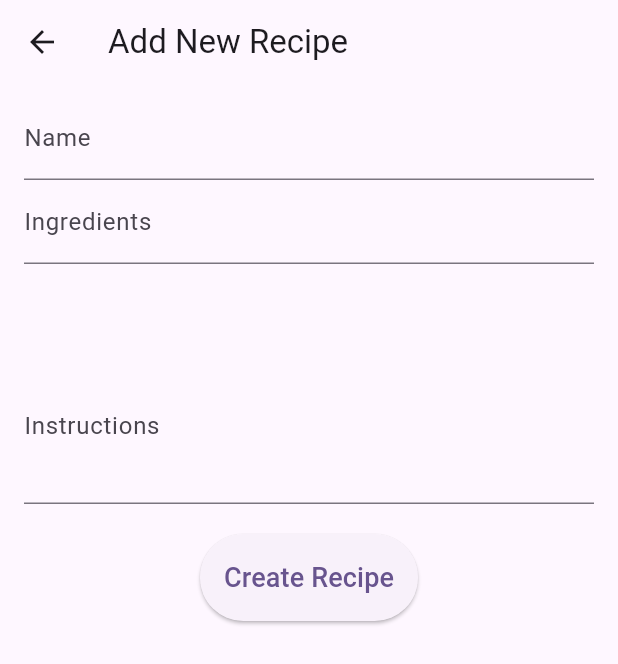
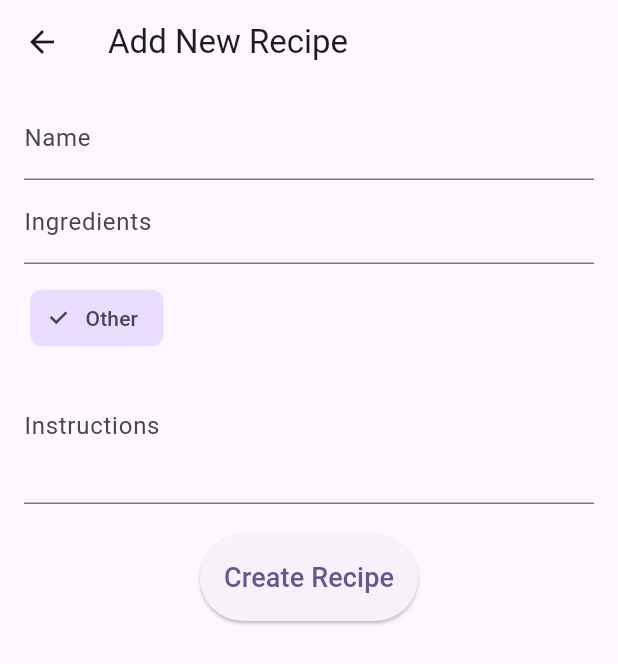
Before and after one commit to dmitrymov/receiptsapp, a Flutter app: the screen it shows after launch, after a tap on the "add" icon, on a phone screen of 412 x 824 dp. Shown: the top 664 px of the screen. Run offline on Flutter 3.47's test engine with Material 3 defaults, Android fonts, the phone set to English and light mode, and no system bars; our stand-ins replace sqflite; missing offline and left inert: dart:ffi; accounts and stored records are empty.

Commit message:
Add samples for debug

```diff
--- a/lib/main.dart
+++ b/lib/main.dart
@@ -1,3 +1,5 @@
+import 'dart:ffi';
+
 import 'package:intl/intl.dart';
 import 'package:flutter/material.dart';
 import 'package:uuid/uuid.dart';
@@ -428,11 +430,21 @@ class _MyHomePageState extends State<MyHomePage> {
                 AddEditRecipePage(recipe: recipe, categories: _categories),
       ),
     );
+    final db = await dbHelper.database;
+    if (result is Recipe) {
+      await db.insert('recipes', result.toMap());
+    }
     if (result is Recipe) {
       setState(() {
         if (recipe == null) {
           _recipes.add(result);
         } else {
+          db.update(
+            'recipes',
+            result.toMap(),
+            where: 'id = ?',
+            whereArgs: [result.id],
+          );
           final index = _recipes.indexOf(recipe);
           _recipes[index] = result;
         }
@@ -456,13 +468,49 @@ class _MyHomePageState extends State<MyHomePage> {
     super.initState();
     dbHelper = DatabaseHelper();
     _loadCategories();
+    _loadRecipes();
   }
 
   Future<void> _loadCategories() async {
     final categories = await dbHelper.getCategories();
     setState(() {
-      _categories.clear();
-      _categories.addAll(categories.map((map) => Category.fromMap(map)));
+      _categories.addAll(categories.map((e) => Category.fromMap(e)).toList());
+      if (_categories.isEmpty) {
+        _categories.add(Category(id: 'salad', name: 'Salad'));
+
+        _categories.add(Category(id: 'soup', name: 'Soup'));
+        _categories.add(Category(id: 'dessert', name: 'Dessert'));
+        _categories.add(Category(id: 'other', name: 'Other'));
+        _categories.add(Category(id: 'other', name: 'Other'));
+      }
+    });
+  }
+
+  Future<void> _loadRecipes() async {
+    final recipesFromDb = await dbHelper.getRecipes();
+    setState(() {
+      _recipes = recipesFromDb.map((e) => Recipe.fromMap(e)).toList();
+      if (_recipes.isEmpty) {
+        _recipes.add(
+          Recipe(
+            id: '1',
+            name: 'Spaghetti Carbonara',
+            instructions:
+                "Cook pasta. Fry pancetta. Mix eggs and cheese. Combine all.",
+            category: 'groceries',
+            ingredients: ['Spaghetti', 'Pancetta', 'Eggs', 'Cheese'],
+          ),
+        );
+        _recipes.add(
+          Recipe(
+            id: '2',
+            name: 'Chicken Stir-Fry',
+            instructions: "Cut chicken. Stir-fry with vegetables. Add sauce.",
+            category: 'dining',
+            ingredients: ['Chicken', 'Vegetables', 'Soy Sauce', 'Rice'],
+          ),
+        );
+      }
     });
   }
 
```
